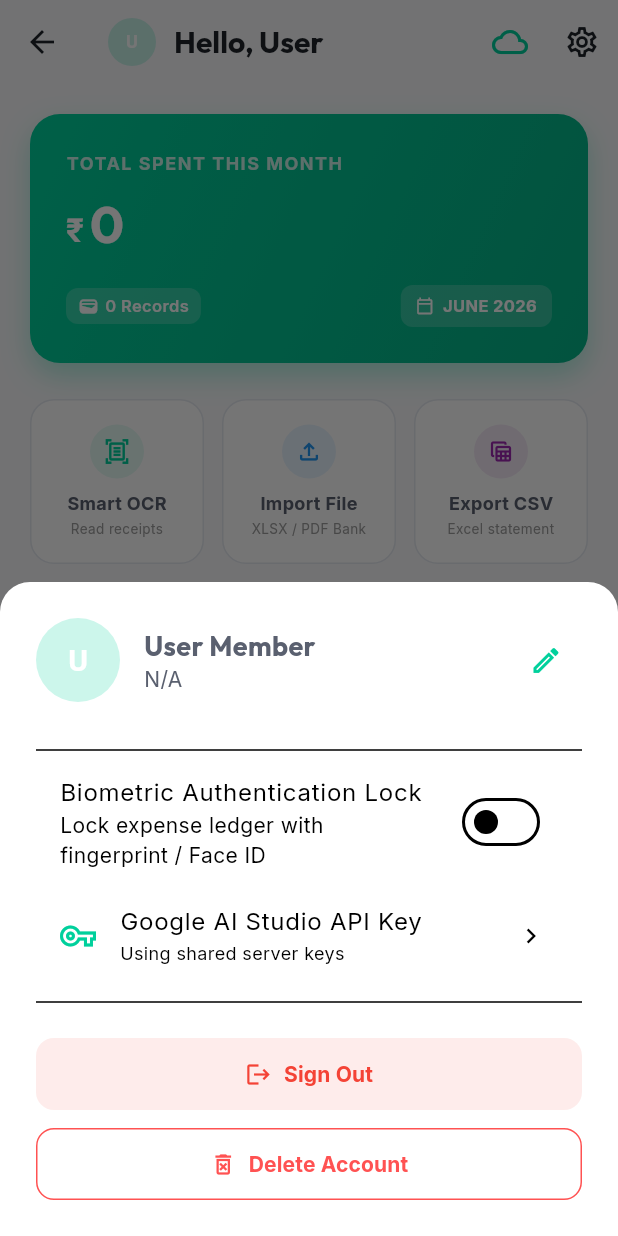
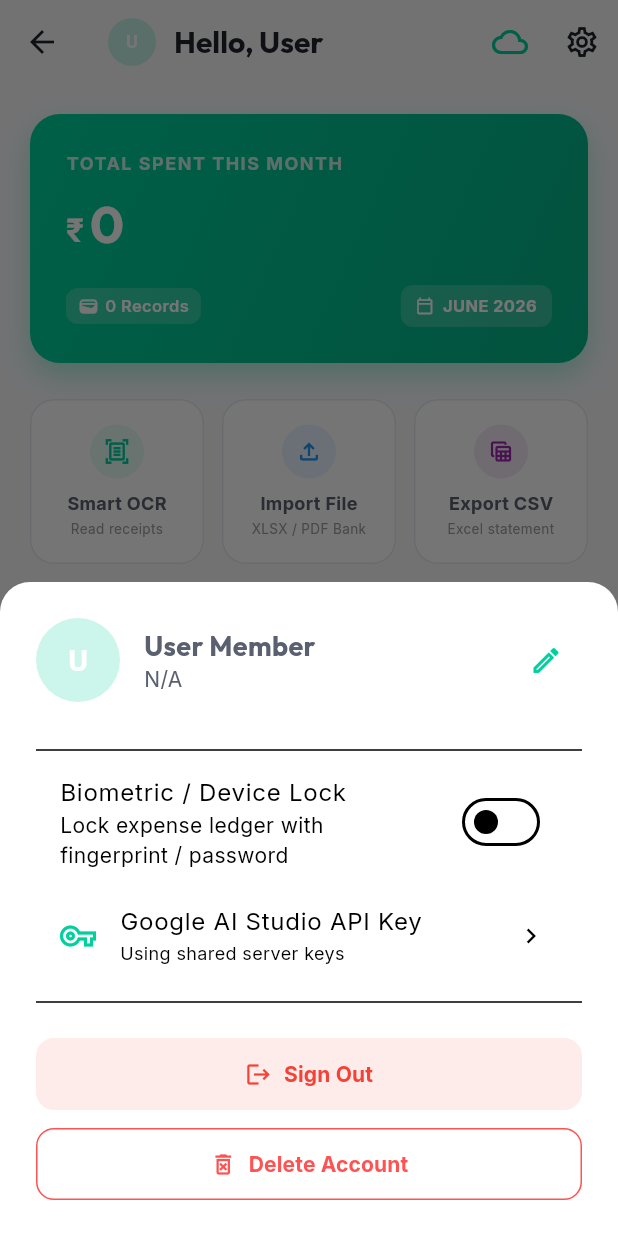
Before and after one commit to Rupam852/Expense-App, a Flutter app: the DashboardScreen screen opened directly, after a tap on the "settings" icon, on a phone screen of 412 x 824 dp. Run offline on Flutter 3.47's test engine with Material 3 defaults, Android fonts, the phone set to English and light mode, and no system bars; our stand-ins replace csv, file_picker, firebase_auth, firebase_core, fl_chart, flutter_secure_storage and 9 more; missing offline and left inert: encrypt; accounts and stored records are empty; network calls fail.

Commit message:
feat: updated settings label to fingerprint / password and enabled passcode/PIN fallback

```diff
--- a/frontend/lib/screens/dashboard_screen.dart
+++ b/frontend/lib/screens/dashboard_screen.dart
@@ -2005,8 +2005,8 @@ class _DashboardScreenState extends State<DashboardScreen> {
                     // Toggle Biometrics
                     SwitchListTile(
                       activeColor: Theme.of(context).primaryColor,
-                      title: const Text('Biometric Authentication Lock'),
-                      subtitle: const Text('Lock expense ledger with fingerprint / Face ID'),
+                      title: const Text('Biometric / Device Lock'),
+                      subtitle: const Text('Lock expense ledger with fingerprint / password'),
                       value: userProvider.biometricsEnabled,
                       onChanged: (val) async {
                         final success = await userProvider.toggleBiometrics(val);
--- a/frontend/lib/services/biometric_service.dart
+++ b/frontend/lib/services/biometric_service.dart
@@ -37,7 +37,7 @@ class BiometricService {
       final bool didAuthenticate = await _auth.authenticate(
         localizedReason: 'Please authenticate to view your Expense ledger',
         options: const AuthenticationOptions(
-          biometricOnly: true,
+          biometricOnly: false,
           stickyAuth: true,
           useErrorDialogs: true,
         ),
```
